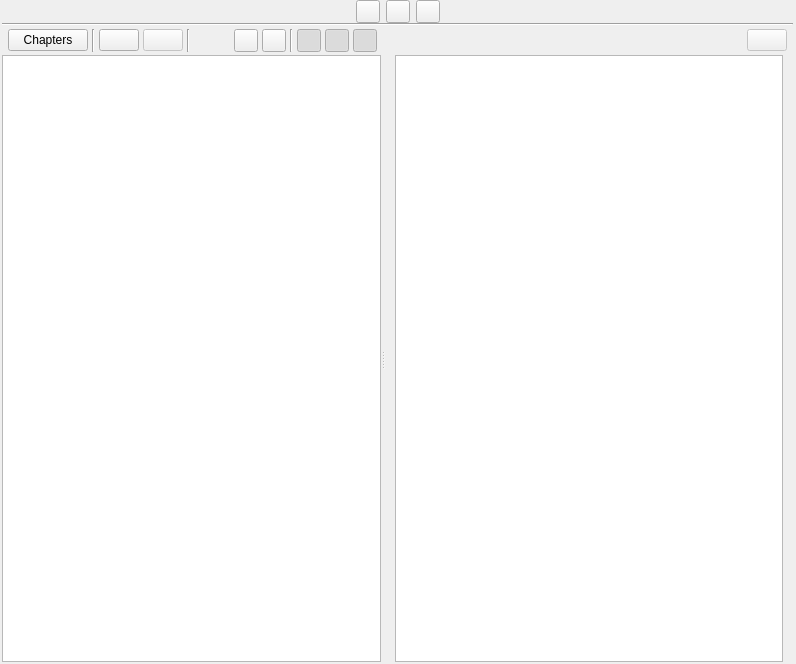
This is ui/scenes_view.ui in zkovari/plotlyst as Qt 5 draws it before an edit. The edited form follows.
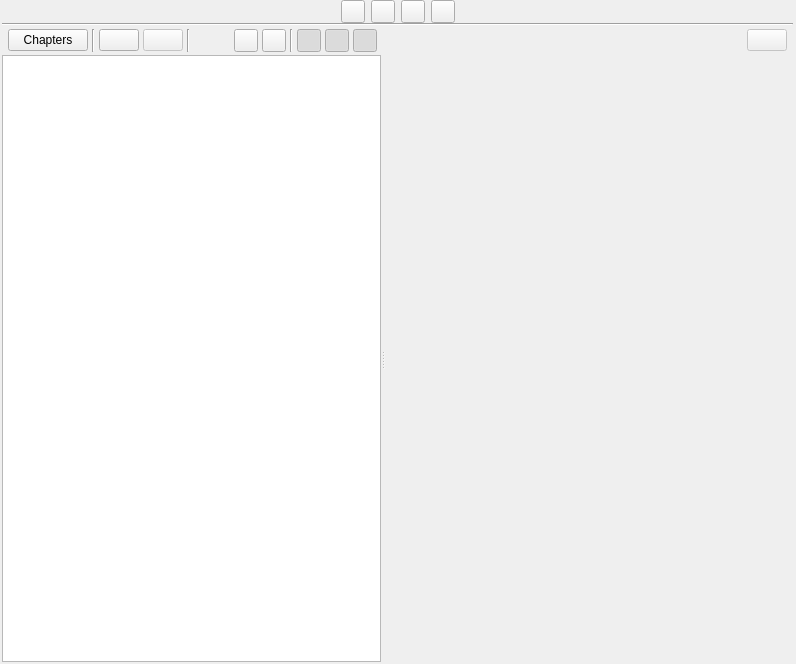
This is the edited form. The open tabs and pages were chosen to show the change. Custom widgets are drawn as their Qt base class.

Commit message: start new timeline widget

```diff
--- a/ui/scenes_view.ui
+++ b/ui/scenes_view.ui
@@ -130,6 +130,22 @@
             </attribute>
            </widget>
           </item>
+          <item>
+           <widget class="QToolButton" name="btnTimelineView">
+            <property name="cursor">
+             <cursorShape>PointingHandCursor</cursorShape>
+            </property>
+            <property name="text">
+             <string/>
+            </property>
+            <property name="checkable">
+             <bool>true</bool>
+            </property>
+            <attribute name="buttonGroup">
+             <string notr="true">btnGroupViews</string>
+            </attribute>
+           </widget>
+          </item>
           <item>
            <spacer name="horizontalSpacer_8">
             <property name="orientation">
@@ -606,6 +622,25 @@
                </item>
               </layout>
              </widget>
+             <widget class="QWidget" name="pageTimeline">
+              <layout class="QHBoxLayout" name="horizontalLayout_6">
+               <property name="spacing">
+                <number>2</number>
+               </property>
+               <property name="leftMargin">
+                <number>0</number>
+               </property>
+               <property name="topMargin">
+                <number>0</number>
+               </property>
+               <property name="rightMargin">
+                <number>0</number>
+               </property>
+               <property name="bottomMargin">
+                <number>0</number>
+               </property>
+              </layout>
+             </widget>
             </widget>
            </item>
            <item>
```
The commit also changes 7 other files.
